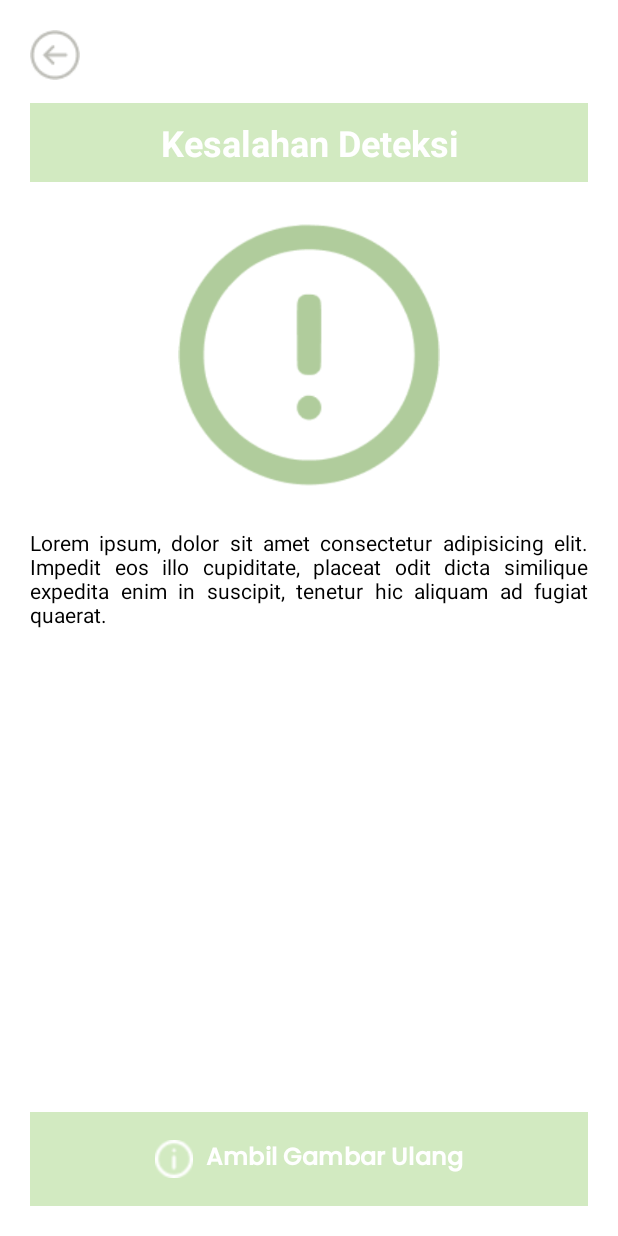
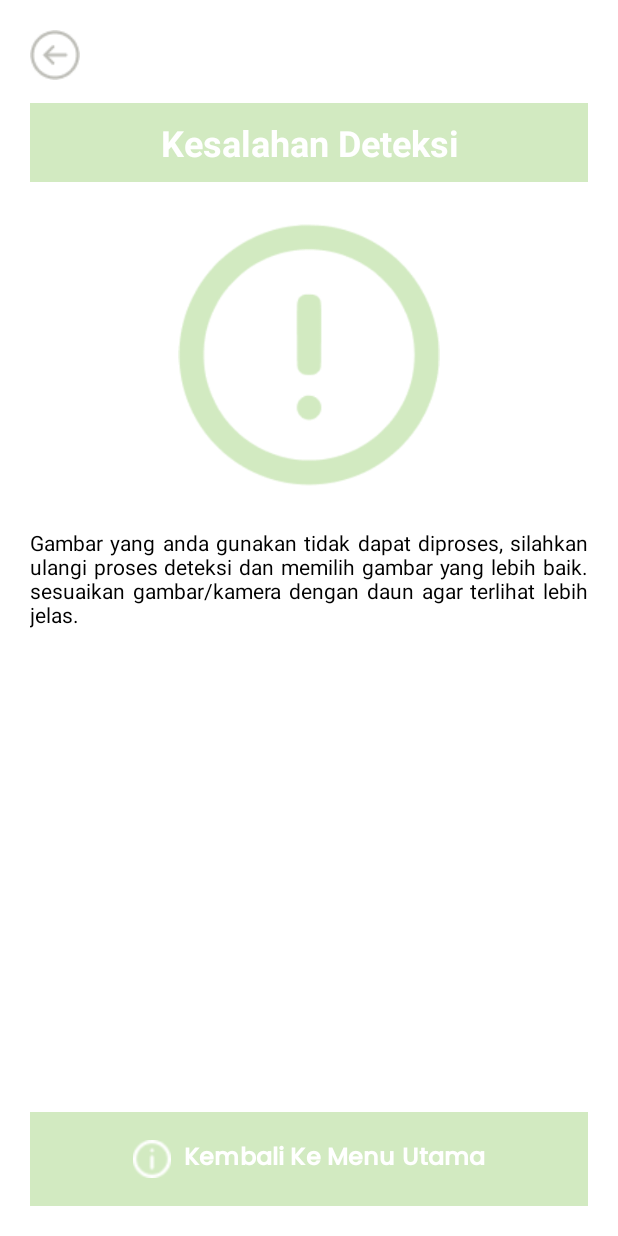
Before and after one commit to pendragonnn/PalmGuard-App-Thesis, an Android app: the ErrorDetectionActivity screen opened directly, with no data from a screen before it, on a phone screen of 412 x 824 dp. Run offline under Robolectric (Android 15) with nearby library versions, the phone set to English and light mode, and no system bars.

Commit message:
fix: [detection error] update error screen display

```diff
--- a/app/src/main/java/com/example/palmguardapp/ui/errorDetection/ErrorDetectionActivity.kt
+++ b/app/src/main/java/com/example/palmguardapp/ui/errorDetection/ErrorDetectionActivity.kt
@@ -1,5 +1,6 @@
 package com.example.palmguardapp.ui.errorDetection
 
+import android.content.Intent
 import android.os.Bundle
 import androidx.activity.enableEdgeToEdge
 import androidx.appcompat.app.AppCompatActivity
@@ -7,6 +8,7 @@ import androidx.core.view.ViewCompat
 import androidx.core.view.WindowInsetsCompat
 import com.example.palmguardapp.R
 import com.example.palmguardapp.databinding.ActivityErrorDetectionBinding
+import com.example.palmguardapp.ui.MainActivity
 
 class ErrorDetectionActivity : AppCompatActivity() {
     private lateinit var binding: ActivityErrorDetectionBinding
@@ -25,5 +27,9 @@ class ErrorDetectionActivity : AppCompatActivity() {
         binding.btErrorBack.setOnClickListener {
             finish()
         }
+
+        binding.esBtnRedo.setOnClickListener {
+            startActivity(Intent(this@ErrorDetectionActivity, MainActivity::class.java))
+        }
     }
 }
--- a/app/src/main/res/layout/activity_error_detection.xml
+++ b/app/src/main/res/layout/activity_error_detection.xml
@@ -62,8 +62,8 @@
         android:layout_marginTop="@dimen/margin_component"
         android:layout_marginHorizontal="@dimen/margin_screen"
         android:justificationMode="inter_word"
-        android:text="Lorem ipsum, dolor sit amet consectetur adipisicing elit. Impedit eos illo cupiditate, placeat odit dicta similique expedita enim in suscipit, tenetur hic aliquam ad fugiat quaerat."
         android:textColor="@color/black"
+        android:text="Gambar yang anda gunakan tidak dapat diproses, silahkan ulangi proses deteksi dan memilih gambar yang lebih baik. sesuaikan gambar/kamera dengan daun agar terlihat lebih jelas."
         app:layout_constraintEnd_toEndOf="parent"
         app:layout_constraintStart_toStartOf="parent"
         app:layout_constraintTop_toBottomOf="@+id/imageView" />
@@ -78,7 +78,7 @@
         android:layout_marginHorizontal="@dimen/margin_screen"
         android:layout_marginBottom="@dimen/margin_screen"
         android:paddingVertical="14dp"
-        android:text="Ambil Gambar Ulang"
+        android:text="Kembali Ke Menu Utama"
         android:textColor="@color/white"
         android:textSize="16sp"
         android:textStyle="bold"
```
Also changed, not shown: app/src/main/res/drawable/error_warning_ic_green.png.
